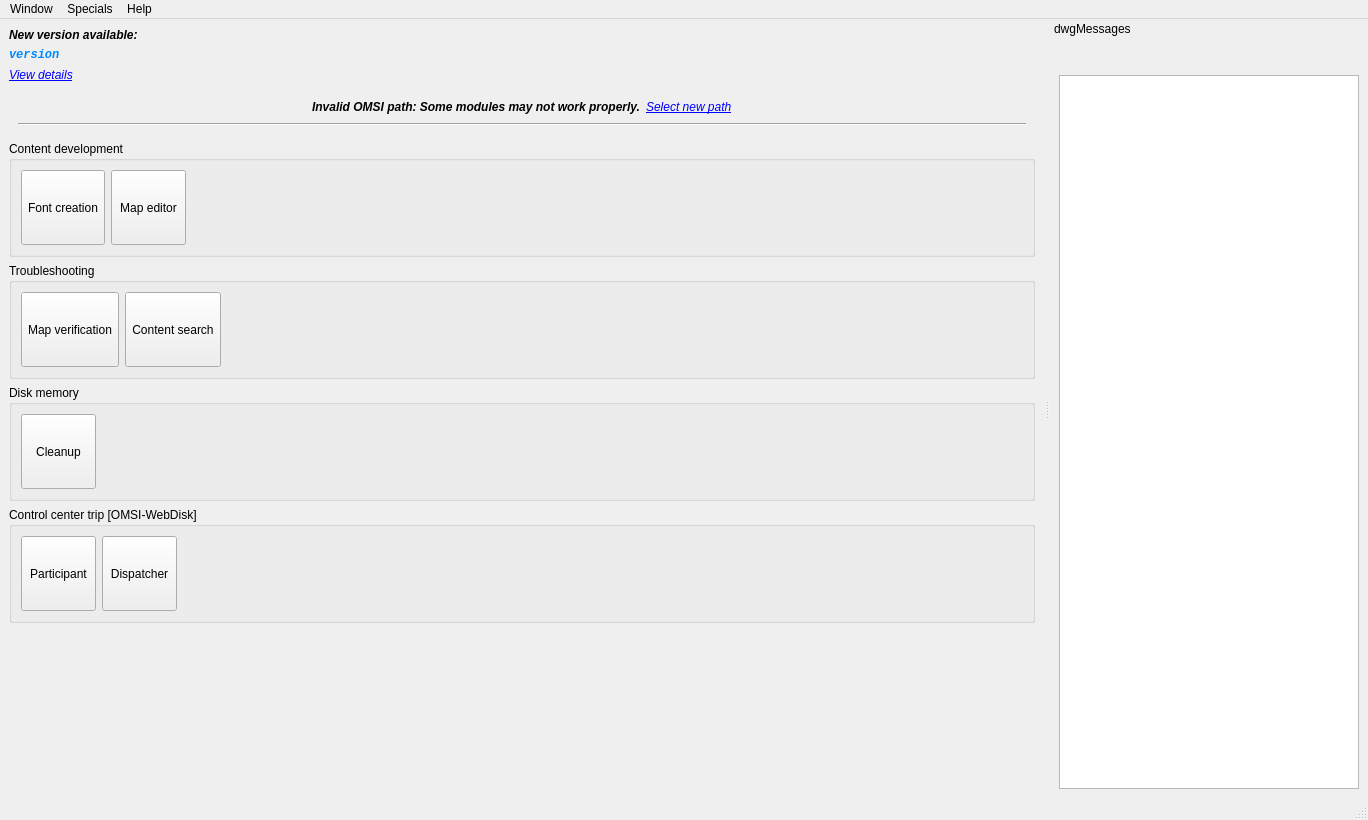
Above: OTModules/OTGeneric/wstart.ui from pietr26/OMSI-Tools before the change. Below: the same form after it.
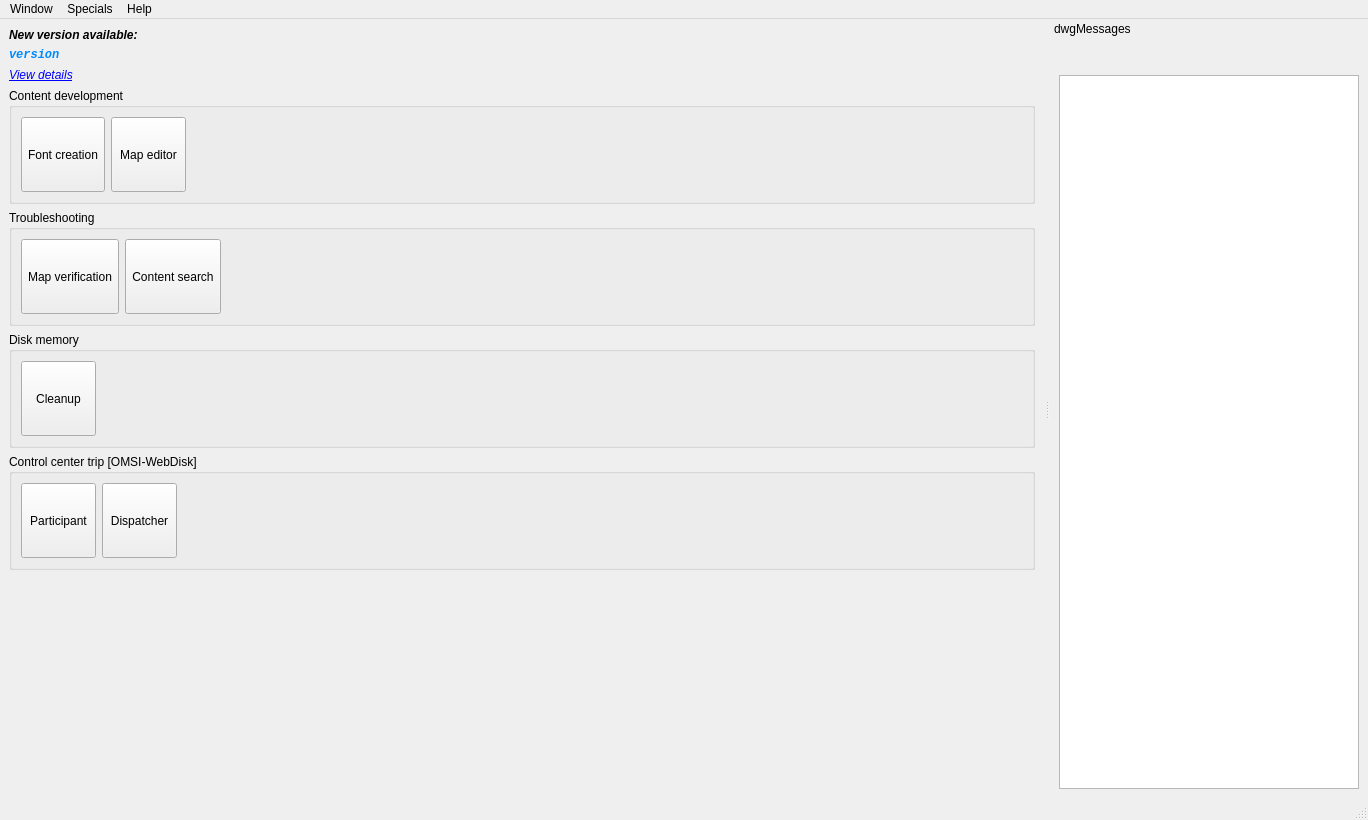
That is the form after the change. Icons and pictures are not drawn.

Commit message: Removed invalid OMSI dir notification

Patch:
```diff
--- a/OTModules/OTGeneric/wstart.ui
+++ b/OTModules/OTGeneric/wstart.ui
@@ -76,80 +76,6 @@
       </property>
      </widget>
     </item>
-    <item>
-     <widget class="QFrame" name="fraMainDir">
-      <property name="frameShape">
-       <enum>QFrame::NoFrame</enum>
-      </property>
-      <property name="lineWidth">
-       <number>0</number>
-      </property>
-      <layout class="QVBoxLayout" name="verticalLayout_3">
-       <item>
-        <layout class="QHBoxLayout" name="horizontalLayout_8">
-         <item>
-          <spacer name="horizontalSpacer_7">
-           <property name="orientation">
-            <enum>Qt::Horizontal</enum>
-           </property>
-           <property name="sizeHint" stdset="0">
-            <size>
-             <width>40</width>
-             <height>20</height>
-            </size>
-           </property>
-          </spacer>
-         </item>
-         <item>
-          <widget class="QLabel" name="lblMainDirInfo">
-           <property name="font">
-            <font>
-             <italic>true</italic>
-             <bold>true</bold>
-            </font>
-           </property>
-           <property name="text">
-            <string>Invalid OMSI path: Some modules may not work properly.</string>
-           </property>
-          </widget>
-         </item>
-         <item>
-          <widget class="QLabel" name="lblMainDir">
-           <property name="font">
-            <font>
-             <italic>true</italic>
-            </font>
-           </property>
-           <property name="text">
-            <string>&lt;a href=&quot;exec&quot;&gt;Select new path&lt;/a&gt;</string>
-           </property>
-          </widget>
-         </item>
-         <item>
-          <spacer name="horizontalSpacer_9">
-           <property name="orientation">
-            <enum>Qt::Horizontal</enum>
-           </property>
-           <property name="sizeHint" stdset="0">
-            <size>
-             <width>40</width>
-             <height>20</height>
-            </size>
-           </property>
-          </spacer>
-         </item>
-        </layout>
-       </item>
-       <item>
-        <widget class="Line" name="line">
-         <property name="orientation">
-          <enum>Qt::Horizontal</enum>
-         </property>
-        </widget>
-       </item>
-      </layout>
-     </widget>
-    </item>
     <item>
      <widget class="QGroupBox" name="gbxContentDevelopment">
       <property name="sizePolicy">
```
The commit also changes 1 other file.
